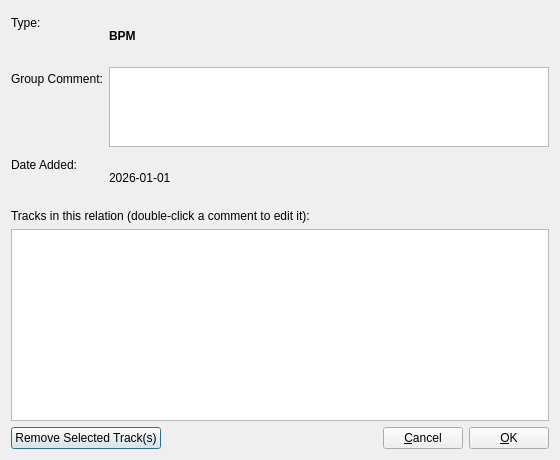
Before: the Qt Designer form src/library/relations/dlgrelationinfo.ui in Eve00000/mixxx, drawn with Qt 5.
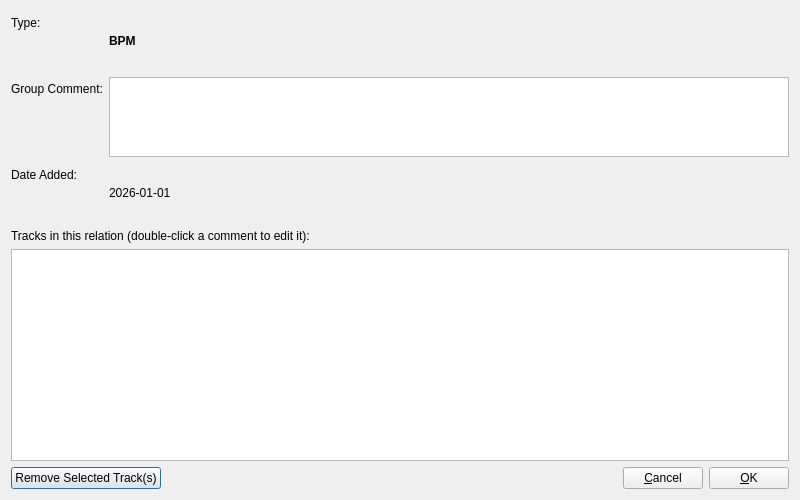
After: the same form once the commit is applied.

What changed in the file:
```diff
--- a/src/library/relations/dlgrelationinfo.ui
+++ b/src/library/relations/dlgrelationinfo.ui
@@ -6,8 +6,8 @@
    <rect>
     <x>0</x>
     <y>0</y>
-    <width>560</width>
-    <height>460</height>
+    <width>800</width>
+    <height>500</height>
    </rect>
   </property>
   <property name="windowTitle">
```
Left out of the diff: 16 changed lines with no effect on the pictures.
